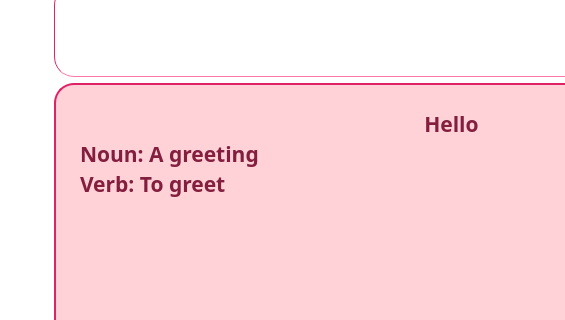
Before: the Qt Designer form mainwindow.ui in OHonSam/CS163_Group2_Dictionary, drawn with Qt 5; both pictures show x 167 to 732 and y 172 to 492 of the 1025 by 655 pixel window.
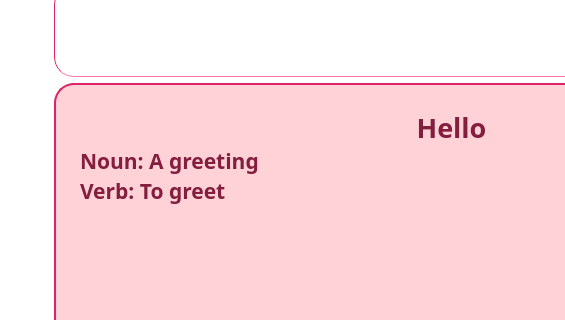
After: the same form once the commit is applied. Icons and pictures are not drawn.

```diff
--- a/mainwindow.ui
+++ b/mainwindow.ui
@@ -404,7 +404,7 @@
 li.unchecked::marker { content: &quot;\2610&quot;; }
 li.checked::marker { content: &quot;\2612&quot;; }
 &lt;/style&gt;&lt;/head&gt;&lt;body style=&quot; font-family:'Comfortaa'; font-size:9pt; font-weight:400; font-style:normal;&quot;&gt;
-&lt;p align=&quot;center&quot; style=&quot; margin-top:0px; margin-bottom:0px; margin-left:0px; margin-right:0px; -qt-block-indent:0; text-indent:0px;&quot;&gt;&lt;span style=&quot; font-size:16pt; font-weight:700; color:#841e3f;&quot;&gt;Hello&lt;/span&gt;&lt;/p&gt;
+&lt;p align=&quot;center&quot; style=&quot; margin-top:0px; margin-bottom:0px; margin-left:0px; margin-right:0px; -qt-block-indent:0; text-indent:0px;&quot;&gt;&lt;span style=&quot; font-size:20pt; font-weight:700; color:#841e3f;&quot;&gt;Hello&lt;/span&gt;&lt;/p&gt;
 &lt;p align=&quot;justify&quot; style=&quot; margin-top:0px; margin-bottom:0px; margin-left:0px; margin-right:0px; -qt-block-indent:0; text-indent:0px;&quot;&gt;&lt;span style=&quot; font-size:16pt; font-weight:700; color:#841e3f;&quot;&gt;Noun: A greeting&lt;/span&gt;&lt;/p&gt;
 &lt;p align=&quot;justify&quot; style=&quot; margin-top:0px; margin-bottom:0px; margin-left:0px; margin-right:0px; -qt-block-indent:0; text-indent:0px;&quot;&gt;&lt;span style=&quot; font-size:16pt; font-weight:700; color:#841e3f;&quot;&gt;Verb: To greet&lt;/span&gt;&lt;/p&gt;&lt;/body&gt;&lt;/html&gt;</string>
         </property>
```
